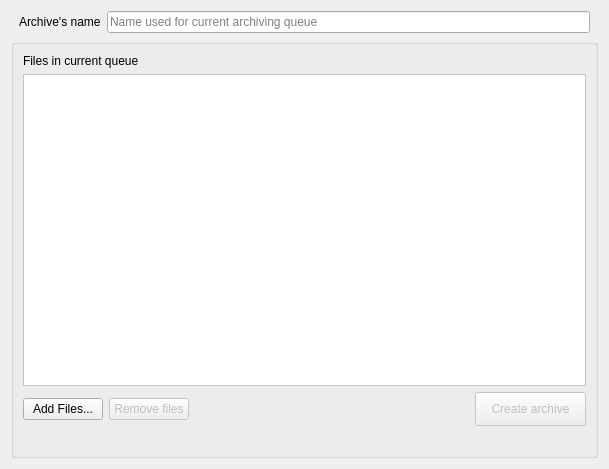
The window that src/gui/archivewidget.ui (Intellique/client) describes before a commit, drawn with Qt 5.
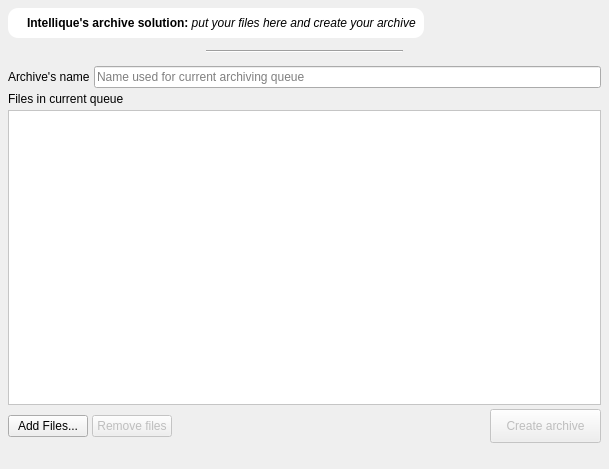
The same window after the commit. Icons and pictures are not drawn. Custom widgets are drawn as their Qt base class.

Diff of the .ui file:
```diff
--- a/src/gui/archivewidget.ui
+++ b/src/gui/archivewidget.ui
@@ -51,13 +51,242 @@
    <string>Form</string>
   </property>
   <layout class="QVBoxLayout" name="verticalLayout_2">
+   <property name="spacing">
+    <number>4</number>
+   </property>
+   <property name="leftMargin">
+    <number>8</number>
+   </property>
+   <property name="topMargin">
+    <number>8</number>
+   </property>
+   <property name="rightMargin">
+    <number>8</number>
+   </property>
+   <property name="bottomMargin">
+    <number>8</number>
+   </property>
+   <item>
+    <widget class="QFrame" name="horizontalFrame">
+     <layout class="QHBoxLayout" name="horizontalLayout_5" stretch="0,0">
+      <property name="spacing">
+       <number>4</number>
+      </property>
+      <property name="leftMargin">
+       <number>0</number>
+      </property>
+      <property name="topMargin">
+       <number>0</number>
+      </property>
+      <property name="rightMargin">
+       <number>0</number>
+      </property>
+      <property name="bottomMargin">
+       <number>0</number>
+      </property>
+      <item>
+       <widget class="QFrame" name="horizontalFrame">
+        <property name="styleSheet">
+         <string notr="true">QFrame {
+	background-color: white;
+	border-radius: 10px;
+}</string>
+        </property>
+        <layout class="QHBoxLayout" name="horizontalLayout_4">
+         <property name="spacing">
+          <number>4</number>
+         </property>
+         <property name="leftMargin">
+          <number>8</number>
+         </property>
+         <property name="topMargin">
+          <number>8</number>
+         </property>
+         <property name="rightMargin">
+          <number>8</number>
+         </property>
+         <property name="bottomMargin">
+          <number>8</number>
+         </property>
+         <item>
+          <widget class="QLabel" name="lblArchiveIcon"/>
+         </item>
+         <item>
+          <widget class="QLabel" name="lblArchiveInfo">
+           <property name="sizePolicy">
+            <sizepolicy hsizetype="Minimum" vsizetype="Minimum">
+             <horstretch>0</horstretch>
+             <verstretch>0</verstretch>
+            </sizepolicy>
+           </property>
+           <property name="palette">
+            <palette>
+             <active>
+              <colorrole role="Button">
+               <brush brushstyle="SolidPattern">
+                <color alpha="255">
+                 <red>255</red>
+                 <green>255</green>
+                 <blue>255</blue>
+                </color>
+               </brush>
+              </colorrole>
+              <colorrole role="Base">
+               <brush brushstyle="SolidPattern">
+                <color alpha="255">
+                 <red>255</red>
+                 <green>255</green>
+                 <blue>255</blue>
+                </color>
+               </brush>
+              </colorrole>
+              <colorrole role="Window">
+               <brush brushstyle="SolidPattern">
+                <color alpha="255">
+                 <red>255</red>
+                 <green>255</green>
+                 <blue>255</blue>
+                </color>
+               </brush>
+              </colorrole>
+             </active>
+             <inactive>
+              <colorrole role="Button">
+               <brush brushstyle="SolidPattern">
+                <color alpha="255">
+                 <red>255</red>
+                 <green>255</green>
+                 <blue>255</blue>
+                </color>
+               </brush>
+              </colorrole>
+              <colorrole role="Base">
+               <brush brushstyle="SolidPattern">
+                <color alpha="255">
+                 <red>255</red>
+                 <green>255</green>
+                 <blue>255</blue>
+                </color>
+               </brush>
+              </colorrole>
+              <colorrole role="Window">
+               <brush brushstyle="SolidPattern">
+                <color alpha="255">
+                 <red>255</red>
+                 <green>255</green>
+                 <blue>255</blue>
+                </color>
+               </brush>
+              </colorrole>
+             </inactive>
+             <disabled>
+              <colorrole role="Button">
+               <brush brushstyle="SolidPattern">
+                <color alpha="255">
+                 <red>255</red>
+                 <green>255</green>
+                 <blue>255</blue>
+                </color>
+               </brush>
+              </colorrole>
+              <colorrole role="Base">
+               <brush brushstyle="SolidPattern">
+                <color alpha="255">
+                 <red>255</red>
+                 <green>255</green>
+                 <blue>255</blue>
+                </color>
+               </brush>
+              </colorrole>
+              <colorrole role="Window">
+               <brush brushstyle="SolidPattern">
+                <color alpha="255">
+                 <red>255</red>
+                 <green>255</green>
+                 <blue>255</blue>
+                </color>
+               </brush>
+              </colorrole>
+             </disabled>
+            </palette>
+           </property>
+           <property name="autoFillBackground">
+            <bool>false</bool>
+           </property>
+           <property name="text">
+            <string>&lt;html&gt;&lt;head/&gt;&lt;body&gt;&lt;p&gt;&lt;span style=&quot; font-weight:600;&quot;&gt;Intellique's archive solution: &lt;/span&gt;&lt;span style=&quot; font-style:italic;&quot;&gt;put your files here and create your archive&lt;/span&gt;&lt;/p&gt;&lt;/body&gt;&lt;/html&gt;</string>
+           </property>
+          </widget>
+         </item>
+        </layout>
+       </widget>
+      </item>
+      <item>
+       <spacer name="horizontalSpacer_4">
+        <property name="orientation">
+         <enum>Qt::Horizontal</enum>
+        </property>
+        <property name="sizeHint" stdset="0">
+         <size>
+          <width>40</width>
+          <height>20</height>
+         </size>
+        </property>
+       </spacer>
+      </item>
+     </layout>
+    </widget>
+   </item>
+   <item>
+    <layout class="QHBoxLayout" name="horizontalLayout" stretch="1,1,1">
+     <property name="spacing">
+      <number>0</number>
+     </property>
+     <item>
+      <spacer name="horizontalSpacer">
+       <property name="orientation">
+        <enum>Qt::Horizontal</enum>
+       </property>
+       <property name="sizeType">
+        <enum>QSizePolicy::Preferred</enum>
+       </property>
+       <property name="sizeHint" stdset="0">
+        <size>
+         <width>40</width>
+         <height>20</height>
+        </size>
+       </property>
+      </spacer>
+     </item>
+     <item>
+      <widget class="Line" name="line">
+       <property name="orientation">
+        <enum>Qt::Horizontal</enum>
+       </property>
+      </widget>
+     </item>
+     <item>
+      <spacer name="horizontalSpacer_3">
+       <property name="orientation">
+        <enum>Qt::Horizontal</enum>
+       </property>
+       <property name="sizeType">
+        <enum>QSizePolicy::Preferred</enum>
+       </property>
+       <property name="sizeHint" stdset="0">
+        <size>
+         <width>40</width>
+         <height>20</height>
+        </size>
+       </property>
+      </spacer>
+     </item>
+    </layout>
+   </item>
    <item>
     <layout class="QHBoxLayout" name="horizontalLayout_2">
-     <property name="leftMargin">
-      <number>8</number>
-     </property>
-     <property name="rightMargin">
-      <number>8</number>
+     <property name="spacing">
+      <number>4</number>
      </property>
      <item>
       <widget class="QLabel" name="lblArchiveName">
@@ -76,12 +305,6 @@
     </layout>
    </item>
    <item>
-    <widget class="QGroupBox" name="grpBxFiles">
-     <property name="flat">
-      <bool>true</bool>
-     </property>
-     <layout class="QVBoxLayout" name="verticalLayout">
-      <item>
        <widget class="QLabel" name="lblFilesInQueue">
         <property name="text">
          <string>Files in current queue</string>
@@ -120,6 +343,9 @@
       </item>
       <item>
        <layout class="QHBoxLayout" name="horizontalLayout_3">
+     <property name="spacing">
+      <number>4</number>
+     </property>
         <item>
          <widget class="QPushButton" name="pshBttnAddFiles">
           <property name="text">
@@ -185,9 +411,6 @@
         <property name="textInteractionFlags">
          <set>Qt::LinksAccessibleByMouse|Qt::TextSelectableByKeyboard|Qt::TextSelectableByMouse</set>
         </property>
-       </widget>
-      </item>
-     </layout>
     </widget>
    </item>
   </layout>
```
Lines whose indentation alone changed are shown as unchanged.
